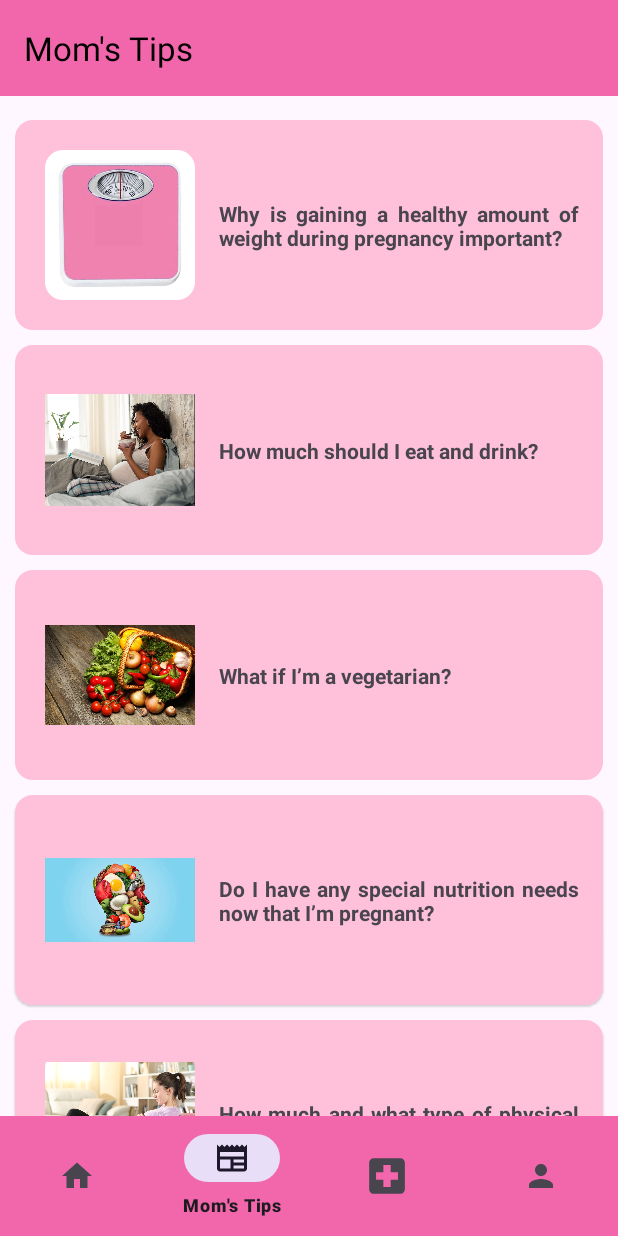
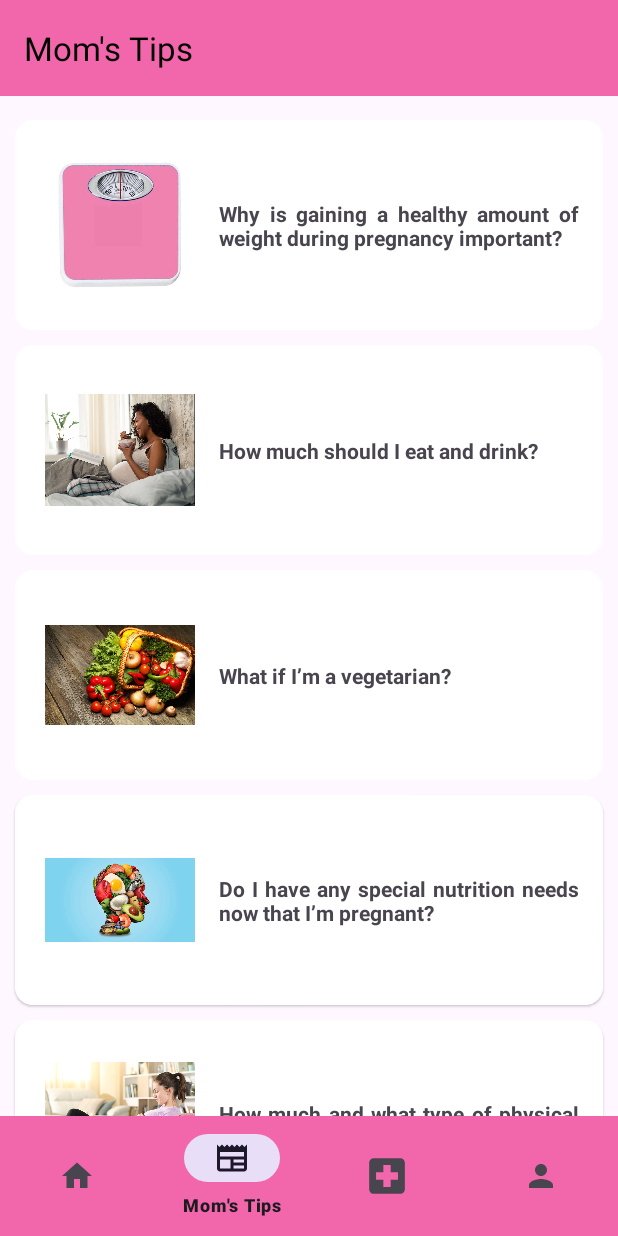
Before and after one commit to tinapyp/CarebyMom, an Android app: the TipsFragment screen opened through its navigation route, on a phone screen of 412 x 824 dp. Run offline under Robolectric (Android 15) with nearby library versions, the phone set to English and light mode, and no system bars; our stand-ins replace navigation-ui.

Commit message:
Fix bug fitur Mom's Tips

```diff
--- a/CareByMom/app/src/main/res/layout/tips_item.xml
+++ b/CareByMom/app/src/main/res/layout/tips_item.xml
@@ -13,7 +13,7 @@
     <androidx.constraintlayout.widget.ConstraintLayout
         android:layout_width="match_parent"
         android:layout_height="match_parent"
-        android:background="@color/pink2">
+        android:background="@color/white">
 
         <com.google.android.material.imageview.ShapeableImageView
             android:id="@+id/ivTips"
```
